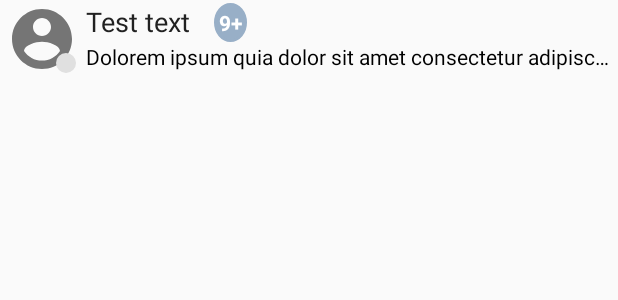
After one commit to mobile215/tindroid-andorid-project, an Android app: the layout contact.xml on its own in the app's theme, with its tools: preview values and no code run, on a phone screen of 412 x 824 dp. The commit adds this screen. Shown: the top 300 px of the screen. Run offline under Robolectric (Android 15) with nearby library versions, the phone set to English and light mode, and no system bars.

Commit message:
daily commit

```diff
--- /dev/null
+++ b/app/src/main/res/drawable/ic_account_circle_24dp.xml
@@ -0,0 +1,9 @@
+<vector xmlns:android="http://schemas.android.com/apk/res/android"
+        android:width="24dp"
+        android:height="24dp"
+        android:viewportWidth="24.0"
+        android:viewportHeight="24.0">
+    <path
+        android:fillColor="#FF000000"
+        android:pathData="M12,2C6.48,2 2,6.48 2,12s4.48,10 10,10 10,-4.48 10,-10S17.52,2 12,2zm0,3c1.66,0 3,1.34 3,3s-1.34,3 -3,3 -3,-1.34 -3,-3 1.34,-3 3,-3zm0,14.2c-2.5,0 -4.71,-1.28 -6,-3.22 0.03,-1.99 4,-3.08 6,-3.08 1.99,0 5.97,1.09 6,3.08 -1.29,1.94 -3.5,3.22 -6,3.22z"/>
+</vector>
--- /dev/null
+++ b/app/src/main/res/drawable/ic_brightness_1_24dp.xml
@@ -0,0 +1,9 @@
+<vector xmlns:android="http://schemas.android.com/apk/res/android"
+        android:width="24dp"
+        android:height="24dp"
+        android:viewportWidth="24.0"
+        android:viewportHeight="24.0">
+    <path
+        android:fillColor="#FF000000"
+        android:pathData="M12,12m-10,0a10,10 0,1 1,20 0a10,10 0,1 1,-20 0"/>
+</vector>
--- /dev/null
+++ b/app/src/main/res/drawable/round_shape.xml
@@ -0,0 +1,21 @@
+<?xml version="1.0" encoding="utf-8"?>
+<shape xmlns:android="http://schemas.android.com/apk/res/android"
+    android:shape="oval">
+
+    <solid android:color="#98AFC7" />
+
+    <stroke
+        android:width="2dp"
+        android:color="#98AFC7" />
+
+    <!--size
+        android:width="16sp"
+        android:height="16sp" /-->
+
+    <!--corners
+        android:bottomLeftRadius="20dp"
+        android:bottomRightRadius="20dp"
+        android:topLeftRadius="20dp"
+        android:topRightRadius="20dp" /-->
+
+</shape>
--- a/app/src/main/res/layout/activity_messages.xml
+++ b/app/src/main/res/layout/activity_messages.xml
@@ -6,7 +6,7 @@
     android:layout_width="match_parent"
     android:layout_height="match_parent"
     android:fitsSystemWindows="true"
-    tools:context=".Login">
+    tools:context=".LoginActivity">
 
     <android.support.design.widget.AppBarLayout
         android:layout_width="match_parent"
--- /dev/null
+++ b/app/src/main/res/layout/contact.xml
@@ -0,0 +1,87 @@
+<?xml version="1.0" encoding="utf-8"?>
+<LinearLayout
+    xmlns:android="http://schemas.android.com/apk/res/android"
+    android:layout_width="match_parent"
+    android:layout_height="wrap_content"
+    android:paddingLeft="4dp"
+    android:paddingRight="4dp"
+    android:paddingTop="2dp"
+    android:paddingBottom="2dp">
+
+    <RelativeLayout
+        android:layout_marginRight="5dp"
+        android:layout_width="48sp"
+        android:layout_height="48sp"
+        android:layout_alignParentLeft="true">
+
+        <ImageView
+            android:id="@+id/avatar"
+            android:layout_width="48sp"
+            android:layout_height="48sp"
+            android:tint="@color/material_grey_600"
+            android:src="@drawable/ic_account_circle_24dp"
+            />
+
+        <ImageView
+            android:id="@+id/online"
+            android:layout_width="16sp"
+            android:layout_height="16sp"
+            android:src="@drawable/ic_brightness_1_24dp"
+            android:tint="@color/material_grey_300"
+            android:layout_alignParentRight="true"
+            android:layout_alignParentBottom="true"
+            />
+
+    </RelativeLayout>
+
+    <LinearLayout
+        android:layout_width="match_parent"
+        android:layout_height="wrap_content"
+        android:layout_alignParentEnd="true"
+        android:layout_alignParentRight="true"
+        android:orientation="vertical">
+
+        <LinearLayout
+            android:layout_width="wrap_content"
+            android:layout_height="wrap_content"
+            android:orientation="horizontal">
+
+            <TextView
+                android:id="@+id/contactName"
+                android:layout_width="match_parent"
+                android:layout_height="wrap_content"
+                android:layout_gravity="left"
+                android:text="Test text"
+                android:textSize="@dimen/abc_text_size_medium_material"
+                android:textColor="@color/primary_material_dark"
+                android:paddingEnd="16sp"
+                android:paddingRight="16sp"/>
+
+            <TextView
+                android:id="@+id/unreadCount"
+                android:layout_width="wrap_content"
+                android:layout_height="wrap_content"
+                android:background="@drawable/round_shape"
+                android:text="9+"
+                android:textColor="#FFFFFF"
+                android:textStyle="bold"
+                android:layout_gravity="end"
+                android:textAlignment="center"
+                android:padding="3dp" />
+
+        </LinearLayout>
+
+        <TextView android:id="@+id/contactPriv"
+            android:layout_width="match_parent"
+            android:layout_height="wrap_content"
+            android:singleLine="true"
+            android:ellipsize="end"
+            android:text="Dolorem ipsum quia dolor sit amet consectetur adipisci velit"
+            android:textColor="@android:color/primary_text_light"
+            android:maxWidth="240sp"
+            android:textSize="@dimen/abc_text_size_body_1_material"
+            android:layout_gravity="top" />
+
+    </LinearLayout>
+
+</LinearLayout>
--- a/app/src/main/res/menu/menu_login.xml
+++ b/app/src/main/res/menu/menu_login.xml
@@ -1,7 +1,7 @@
 <menu xmlns:android="http://schemas.android.com/apk/res/android"
     xmlns:app="http://schemas.android.com/apk/res-auto"
     xmlns:tools="http://schemas.android.com/tools"
-    tools:context=".Login">
+    tools:context=".LoginActivity">
     <item
         android:id="@+id/action_signup"
         android:orderInCategory="100"
```
Also changed, not shown: app/src/main/AndroidManifest.xml (+6 -1 lines), app/src/main/java/co/tinode/tindroid/Contact.java (added, +30 -0 lines), app/src/main/java/co/tinode/tindroid/ContactsActivity.java (added, +20 -0 lines), app/src/main/java/co/tinode/tindroid/ContactsFragment.java (+15 -2 lines), app/src/main/java/co/tinode/tindroid/ContactsListAdapter.java (added, +79 -0 lines), app/src/main/java/co/tinode/tindroid/LoginActivity.java (renamed from app/src/main/java/co/tinode/tindroid/Login.java, +6 -1 lines), app/src/main/java/co/tinode/tindroid/VCard.java (added, +14 -0 lines), app/src/main/res/layout/activity_contacts.xml (+10 -3 lines), app/src/main/res/layout/activity_login.xml (+12 -3 lines), app/src/main/res/layout/content_contacts.xml (deleted, +0 -9 lines), app/src/main/res/layout/content_login.xml (deleted, +0 -9 lines).
